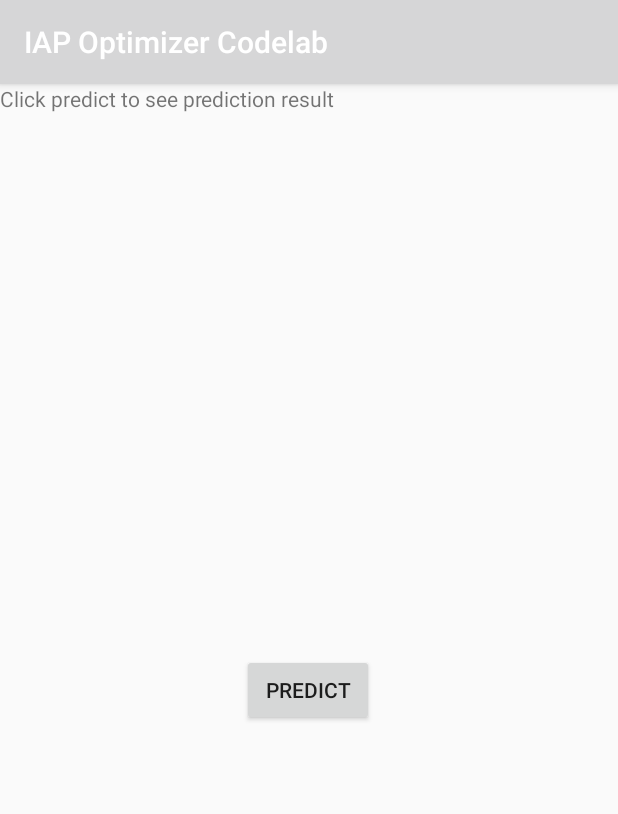
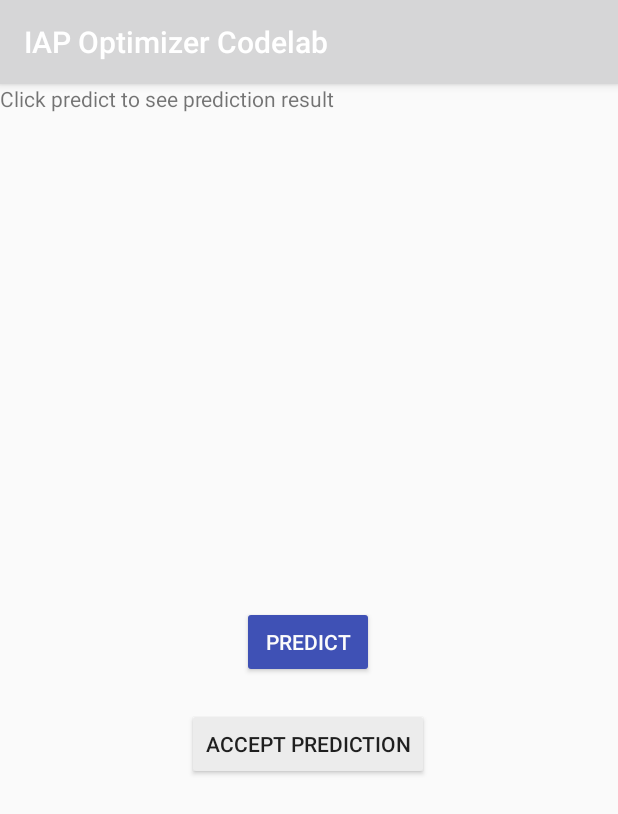
Before and after one commit to googlecodelabs/firebase-iap-optimization, an Android app: the screen it shows after launch (MainActivity), on a phone screen of 412 x 824 dp. Shown: the top 814 px of the screen. Run offline under Robolectric (Android 15) with nearby library versions, the phone set to English and light mode, and no system bars; libraries missing offline, so code that uses them is left out: com.google.firebase.ml, org.tensorflow.lite; 3 statements that could not run were skipped.

Commit message:
Add accept prediction button

```diff
--- a/app/app/src/main/res/layout/tfe_dc_activity_main.xml
+++ b/app/app/src/main/res/layout/tfe_dc_activity_main.xml
@@ -15,12 +15,12 @@
  limitations under the License.
 -->
 
-<androidx.constraintlayout.widget.ConstraintLayout
-    xmlns:android="http://schemas.android.com/apk/res/android"
+<androidx.constraintlayout.widget.ConstraintLayout xmlns:android="http://schemas.android.com/apk/res/android"
     xmlns:app="http://schemas.android.com/apk/res-auto"
     xmlns:tools="http://schemas.android.com/tools"
     android:layout_width="match_parent"
     android:layout_height="match_parent"
+    android:foregroundTint="#FAF8F8"
     tools:context=".MainActivity">
 
 
@@ -28,8 +28,23 @@
       android:id="@+id/predict_button"
       android:layout_width="wrap_content"
       android:layout_height="wrap_content"
-      android:layout_marginBottom="340dp"
+      android:layout_marginBottom="372dp"
+      android:backgroundTint="#3F51B5"
+      android:foregroundTint="#FFFFFF"
       android:text="@string/tfe_dc_predict_button_text"
+      android:textColor="#FBFBFB"
+      app:layout_constraintBottom_toBottomOf="parent"
+      app:layout_constraintHorizontal_bias="0.498"
+      app:layout_constraintLeft_toLeftOf="parent"
+      app:layout_constraintRight_toRightOf="parent" />
+
+  <Button
+      android:id="@+id/accept_button"
+      android:layout_width="wrap_content"
+      android:layout_height="wrap_content"
+      android:layout_marginBottom="304dp"
+      android:backgroundTint="#ECECEC"
+      android:text="@string/tfe_dc_accept_button_text"
       app:layout_constraintBottom_toBottomOf="parent"
       app:layout_constraintHorizontal_bias="0.498"
       app:layout_constraintLeft_toLeftOf="parent"
--- a/app/app/src/main/res/values/strings.xml
+++ b/app/app/src/main/res/values/strings.xml
@@ -17,4 +17,5 @@
 <resources>
   <string name="tfe_dc_app_name" translatable="false">IAP Optimizer Codelab</string>
   <string name="tfe_dc_predict_button_text" translatable="false">Predict</string>
+  <string name="tfe_dc_accept_button_text" translatable="false">Accept Prediction</string>
 </resources>
```
